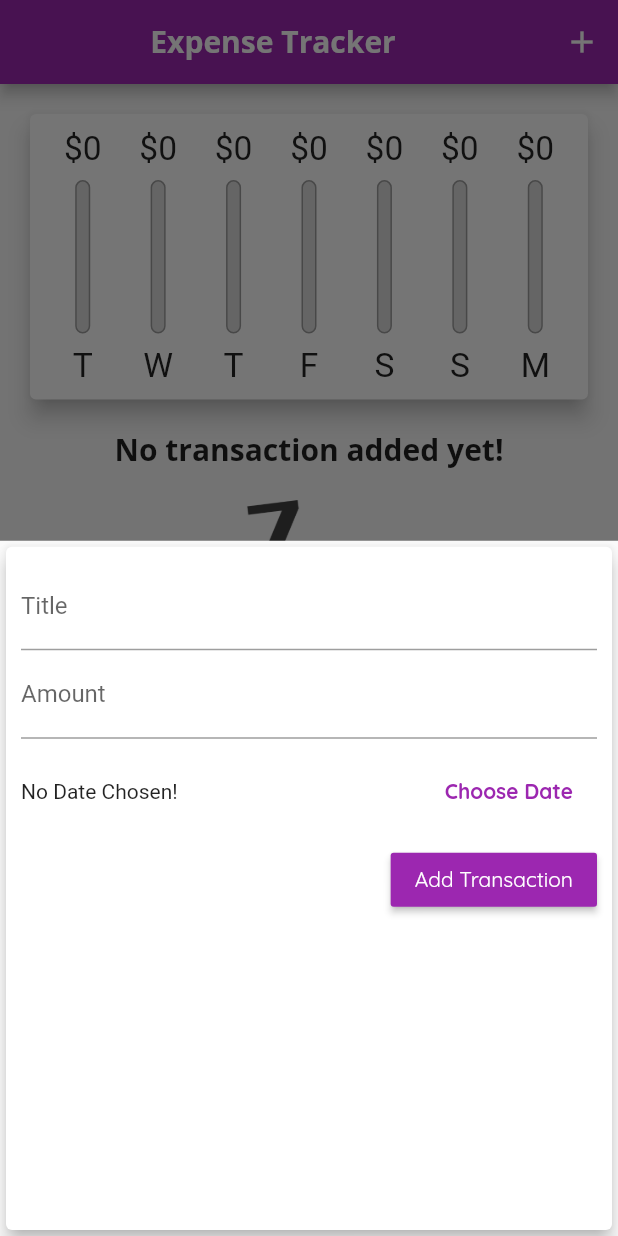
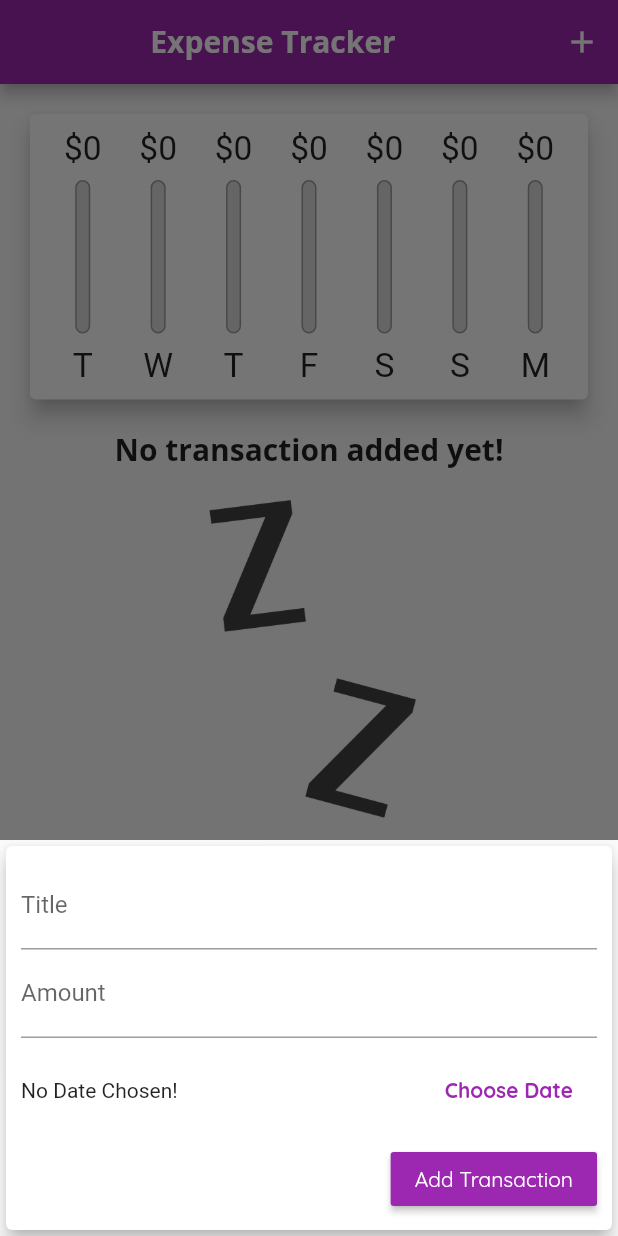
Before and after one commit to joeolamide/expense_tracker, a Flutter app: the screen it shows after launch, after a tap on the "add" icon, on a phone screen of 412 x 824 dp. Run offline on Flutter 3.47's test engine with Material 2 defaults, Android fonts, the phone set to English and light mode, and no system bars.

Commit message:
final edit for ios and android

```diff
--- a/lib/main.dart
+++ b/lib/main.dart
@@ -1,17 +1,33 @@
+import 'dart:io';
+import 'Package:flutter/cupertino.dart';
 import 'package:expense_tracker/widgets/new_transaction.dart';
 import 'package:expense_tracker/widgets/transaction_list.dart';
 import 'Package:expense_tracker/widgets/new_transaction.dart';
 import 'package:flutter/material.dart';
 import 'package:expense_tracker/widgets/chart.dart';
+import 'package:flutter/services.dart';
 
 import 'package:expense_tracker/models/transaction.dart';
 
-void main() => runApp(MyApp());
+void main() {
+ // WidgetsFlutterBinding.ensureInitialized();
+  //SystemChrome.setPreferredOrientations([
+    //DeviceOrientation.portraitUp,
+    //DeviceOrientation.portraitDown,
+  //]);
+
+  //above code wont allow apps to be in landscape format.
+
+  runApp(MyApp());
+}
 
 class MyApp extends StatelessWidget {
   @override
   Widget build(BuildContext context) {
-    return MaterialApp(
+    return Platform.isIOS
+        ? CupertinoApp()
+
+    : MaterialApp(
       title: 'Expense Tracker',
       theme: ThemeData(
         primarySwatch: Colors.purple,
@@ -45,6 +61,7 @@ class MyHomePage extends StatefulWidget {
 }
 
 class _MyHomePageState extends State<MyHomePage> {
+
   final List<Transaction> _userTransactions = [
     // Transaction(
     //   id: 't1',
@@ -59,6 +76,8 @@ class _MyHomePageState extends State<MyHomePage> {
     //   date: DateTime.now(),
     // ),
   ];
+
+  bool _showChart = false;
 
   List<Transaction> get _recentTransactions {
     return _userTransactions.where((tx) {
@@ -105,7 +124,23 @@ class _MyHomePageState extends State<MyHomePage> {
 
   @override
   Widget build(BuildContext context) {
-    final appBar = AppBar(
+    final mediaQuery = MediaQuery.of(context);
+    final isLandscape = MediaQuery.of(context).orientation == Orientation.landscape;
+    final  dynamic appBar = Platform.isIOS
+        ? CupertinoNavigationBar(
+      middle:  Text(
+          'Expense Tracker',
+      ),
+      trailing: Row(
+        mainAxisSize: MainAxisSize.min,
+        children: <Widget>[
+            GestureDetector(
+              child: Icon(CupertinoIcons.add),
+              onTap:() => _startAddNewTransaction(context),
+            )
+      ],),
+    )
+        :AppBar(
       title: Center(
         child: Text('Expense Tracker'),
       ),
@@ -116,15 +151,37 @@ class _MyHomePageState extends State<MyHomePage> {
         ),
       ],
     );
-
-    return Scaffold(
-      appBar: appBar,
-      body: SingleChildScrollView(
+   final txListWidget = Container(
+     height: (MediaQuery.of(context).size.height -
+         appBar.preferredSize.height -
+         MediaQuery.of(context).padding.top) *
+         0.7,
+     child: TransactionList(_userTransactions, _deleteTransaction),
+   );
+   final pageBody = SafeArea(
+       child: SingleChildScrollView(
      child: Column(
        //mainAxisAlignment: MainAxisAlignment.start,
        //mainAxisSize: MainAxisSize.min,
        crossAxisAlignment: CrossAxisAlignment.stretch,
        children: <Widget>[
+         if (isLandscape)
+           Row(
+           mainAxisAlignment: MainAxisAlignment.center,
+           children: <Widget>[
+             Text('Show Chart',style: Theme.of(context).textTheme.headline6,),
+             Switch.adaptive(
+               activeColor: Theme.of(context).accentColor,
+               value: _showChart,
+               onChanged:(val){
+                 setState ((){
+                   _showChart = val;
+                 });
+               },
+             ),
+           ],
+         ),
+         if (!isLandscape)
            Container(
              height: (MediaQuery.of(context).size.height -
                  appBar.preferredSize.height -
@@ -132,27 +189,33 @@ class _MyHomePageState extends State<MyHomePage> {
                  0.3,
              child: Chart(_recentTransactions),
            ),
+         if (isLandscape)  txListWidget,
+         _showChart ?
          Container(
            height: (MediaQuery.of(context).size.height -
                appBar.preferredSize.height -
                MediaQuery.of(context).padding.top) *
                0.7,
-              child: TransactionList(_userTransactions, _deleteTransaction),
-            ),
-            // Chart(_recentTransactions),
-            //Expanded(
-            //child: TransactionList(
-            //_userTransactions,
-            //_deleteTransaction,
-            //),
-            //),
+           child: Chart(_recentTransactions),
+         )
+             :txListWidget
+
        ],
      ),
    ),
+   );
+
+    return Platform.isIOS ?
+    CupertinoPageScaffold(child: pageBody, navigationBar: appBar,)
+        : Scaffold(
+      appBar: appBar,
+      body:pageBody,
 
       //adding floating button.
       floatingActionButtonLocation: FloatingActionButtonLocation.centerFloat,
-      floatingActionButton: FloatingActionButton(
+      floatingActionButton: Platform.isIOS
+          ? Container()
+       : FloatingActionButton(
         child: Icon(Icons.add),
         onPressed: () => _startAddNewTransaction(context),
       ),
--- /dev/null
+++ b/lib/widgets/adaptive.dart
@@ -0,0 +1,37 @@
+import 'dart:io';
+
+import 'package:flutter/material.dart';
+import 'package:flutter/cupertino.dart';
+
+class AdaptiveFlatButton extends StatelessWidget {
+    final String text;
+    final VoidCallback handler;
+
+    AdaptiveFlatButton(this.text, this.handler);
+
+  @override
+  Widget build(BuildContext context) {
+    return Platform.isIOS
+          ? CupertinoButton (
+        child: Text(
+          text,
+          style: TextStyle(
+            fontWeight: FontWeight.bold,
+          ),
+        ),
+        onPressed: handler,
+      ) :
+      FlatButton(
+        textColor: Theme.of(context).primaryColor,
+        child: Text(
+          text,
+          style: TextStyle(
+            fontWeight: FontWeight.bold,
+          ),
+        ),
+        onPressed: handler,
+      );
+
+
+  }
+}
--- a/lib/widgets/new_transaction.dart
+++ b/lib/widgets/new_transaction.dart
@@ -1,3 +1,5 @@
+import 'dart:io';
+import 'package:expense_tracker/widgets/adaptive.dart';
 import 'package:flutter/cupertino.dart';
 import 'package:flutter/material.dart';
 import 'package:intl/intl.dart';
@@ -56,10 +58,15 @@ class _NewTransactionState extends State<NewTransaction> {
 
   @override
   Widget build(BuildContext context) {
-    return Card(
+    return SingleChildScrollView(
+      child: Card(
         elevation: 5,
         child: Container(
-        padding: EdgeInsets.all(10),
+          padding: EdgeInsets.only(top:10,
+              left:10,
+              right:10,
+              bottom: MediaQuery.of(context).viewInsets.bottom + 10,
+          ),
           child: Column(
             crossAxisAlignment: CrossAxisAlignment.end,
             children: <Widget>[
@@ -85,16 +92,8 @@ class _NewTransactionState extends State<NewTransaction> {
                             : 'Picked Date: ${DateFormat.yMd().format(_selectedDate!)}',
                       ),
                     ),
-                  FlatButton(
-                    textColor: Theme.of(context).primaryColor,
-                    child: Text(
-                      'Choose Date',
-                      style: TextStyle(
-                        fontWeight: FontWeight.bold,
-                      ),
-                    ),
-                    onPressed: _presentDatePicker,
-                  ),
+
+                    AdaptiveFlatButton('Choose Date', _presentDatePicker)
                   ],
                 ),
               ),
@@ -107,6 +106,7 @@ class _NewTransactionState extends State<NewTransaction> {
             ],
           ),
         ),
+      ),
     );
   }
 }
--- a/lib/widgets/transaction_list.dart
+++ b/lib/widgets/transaction_list.dart
@@ -11,7 +11,8 @@ class TransactionList extends StatelessWidget {
   @override
   Widget build(BuildContext context) {
     return transactions.isEmpty
-        ? Column(
+        ? LayoutBuilder(builder: (ctx, constraints){
+          return Column(
             children: <Widget>[
               Text(
                 'No transaction added yet!',
@@ -21,14 +22,15 @@ class TransactionList extends StatelessWidget {
                 height: 20,
               ),
               Container(
-                height: 200,
+                height: constraints.maxHeight * 0.6,
                 child: Image(
                   image: AssetImage('images/waiting.png'),
                   fit: BoxFit.cover,
                 ),
               ),
             ],
-          )
+          );
+    })
         : ListView.builder(
             //shrinkWrap: true,
             itemBuilder: (ctx, index) {
@@ -55,7 +57,14 @@ class TransactionList extends StatelessWidget {
                   subtitle: Text(
                     DateFormat.yMMMd().format(transactions[index].date!),
                   ),
-                  trailing: IconButton(
+                  trailing: MediaQuery.of(context).size.width > 460
+                      ? FlatButton.icon(
+                   icon: Icon(Icons.delete),
+                     label: Text('Delete'),
+                    textColor:Theme.of(context).errorColor,
+                   onPressed: () => deleteTx(transactions[index].id),
+                 )
+                      : IconButton(
                     icon: Icon(Icons.delete),
                     color: Theme.of(context).errorColor,
                     onPressed: () => deleteTx(transactions[index].id),
```
Also changed, not shown: pubspec.lock, 1 other file. Lines whose indentation alone changed are shown as unchanged.
